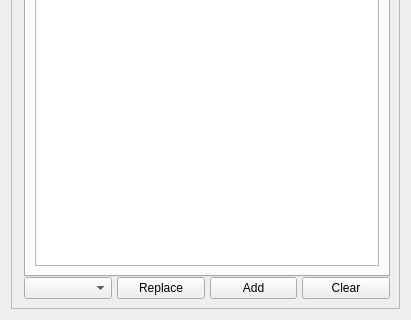
First picture: the form in mdaviz/resources/select_fields_table_view.ui, repository BCDA-APS/mdaviz, before the edit; both pictures show x 0 to 411 and y 333 to 653 of the 411 by 653 pixel window.
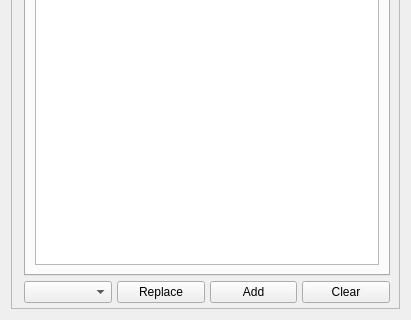
Second picture: the form after the edit.

Commit message: ENH #72 Add forward backward buttons to folder ui.

```diff
--- a/mdaviz/resources/select_fields_table_view.ui
+++ b/mdaviz/resources/select_fields_table_view.ui
@@ -30,11 +30,14 @@
       </property>
       <layout class="QVBoxLayout" name="verticalLayout">
        <property name="spacing">
-        <number>0</number>
+        <number>5</number>
        </property>
        <property name="leftMargin">
         <number>12</number>
        </property>
+       <property name="bottomMargin">
+        <number>5</number>
+       </property>
        <item>
         <widget class="QTabWidget" name="tabWidget">
          <property name="currentIndex">
```
The commit also changes 4 other files.
